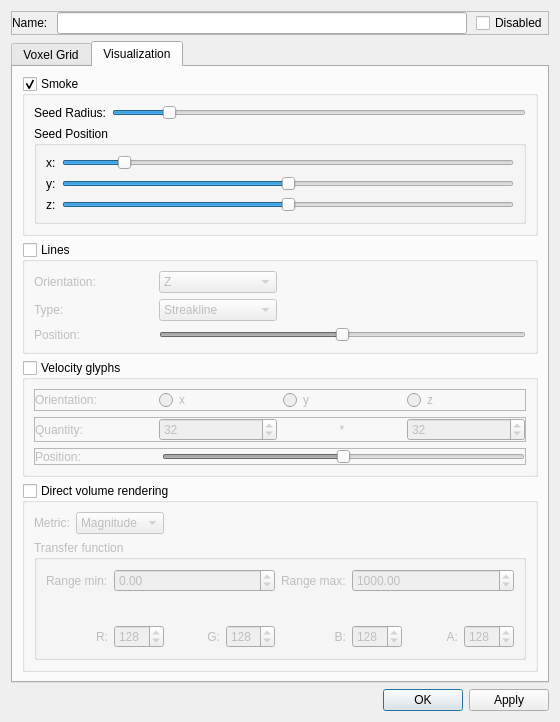
Old version of the form WindSim/src/GUI/ui/voxelGridProperties.ui in the repository gudajan/Windsim.
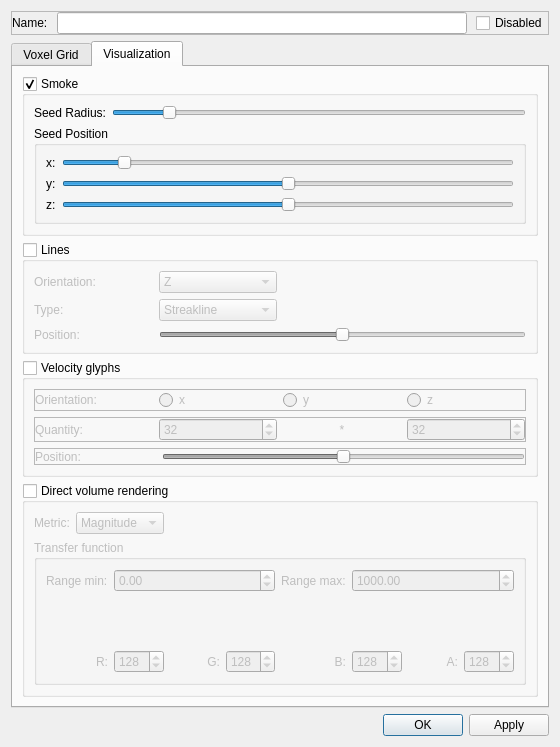
New version of the form. Icons and pictures are not drawn. Custom widgets are drawn as their Qt base class.

```diff
--- a/WindSim/src/GUI/ui/voxelGridProperties.ui
+++ b/WindSim/src/GUI/ui/voxelGridProperties.ui
@@ -7,7 +7,7 @@
     <x>0</x>
     <y>0</y>
     <width>514</width>
-    <height>690</height>
+    <height>718</height>
    </rect>
   </property>
   <property name="windowTitle">
@@ -1117,7 +1117,7 @@
                <property name="minimumSize">
                 <size>
                  <width>0</width>
-                 <height>19</height>
+                 <height>44</height>
                 </size>
                </property>
                <property name="toolTip">
```
